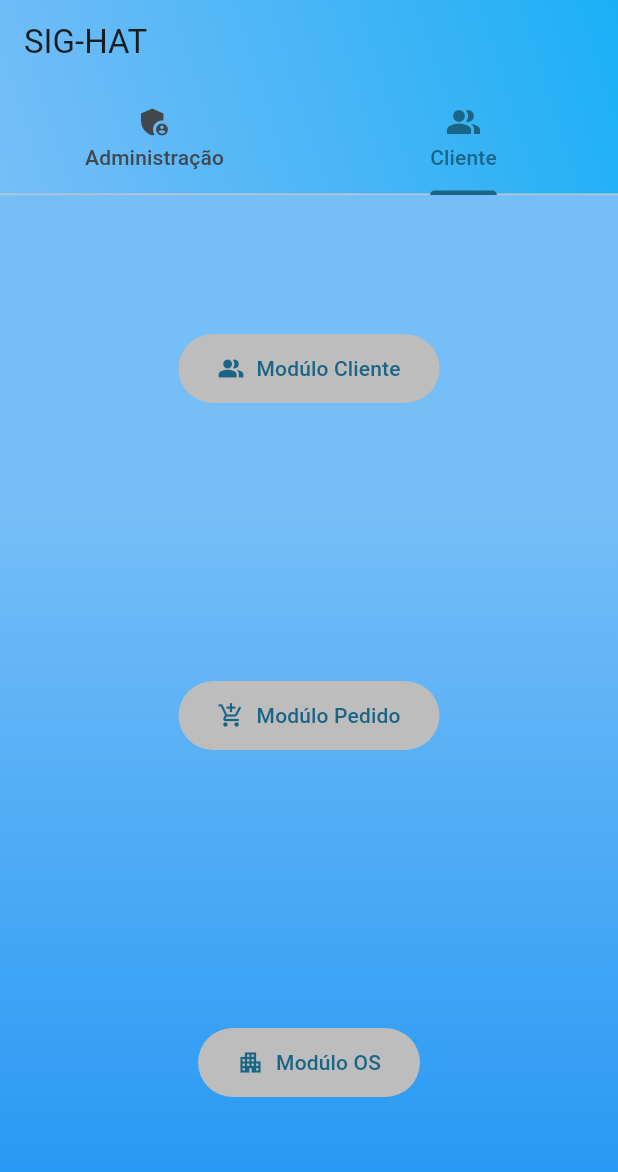
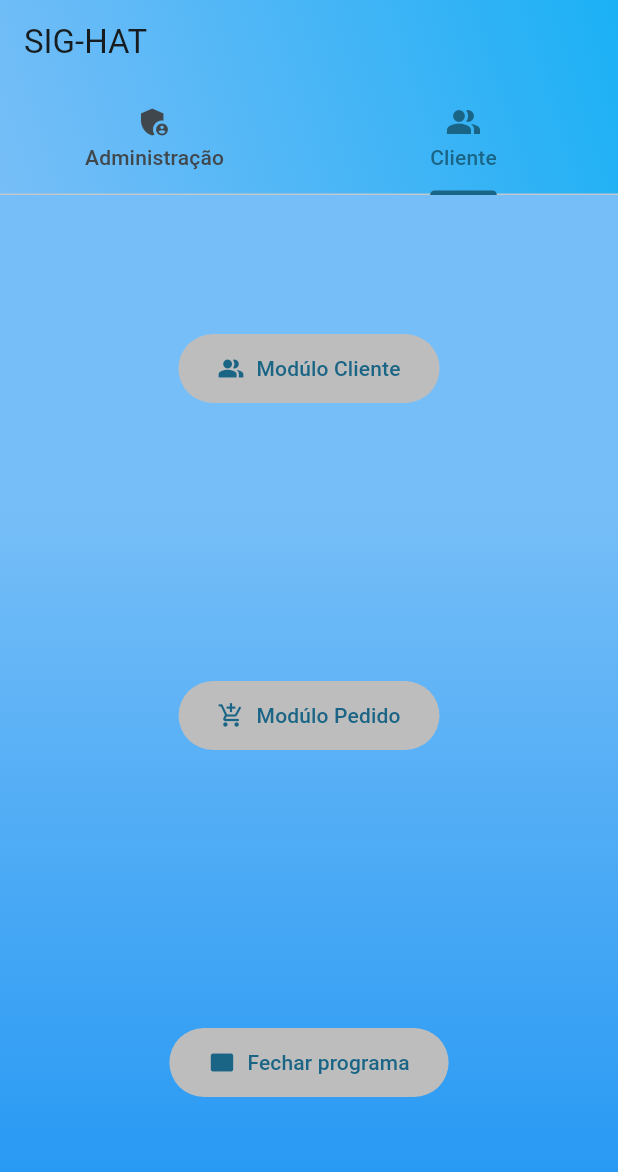
Before and after one commit to DayXL/Atividades-de-POO-1, a Flutter app: the screen it shows after launch, on a phone screen of 412 x 824 dp. Shown: the top 1172 px of the screen. Run offline on Flutter 3.47's test engine with Material 2 defaults, Android fonts, the phone set to English and light mode, and no system bars.

Commit message:
corrigindo icone

```diff
--- a/atv/lib/estil.dart
+++ b/atv/lib/estil.dart
@@ -129,8 +129,8 @@ class MeusBotoes extends StatelessWidget {
                     padding: const EdgeInsets.symmetric(
                         horizontal: 26, vertical: 13),
                   ),
-                  label: const Text('Modúlo OS'),
-                  icon: const Icon(Icons.apartment),
+                  label: const Text('Fechar programa'),
+                  icon: const Icon(Icons.rectangle_rounded),
                   onPressed: () {}),
             ),
           ],
```
